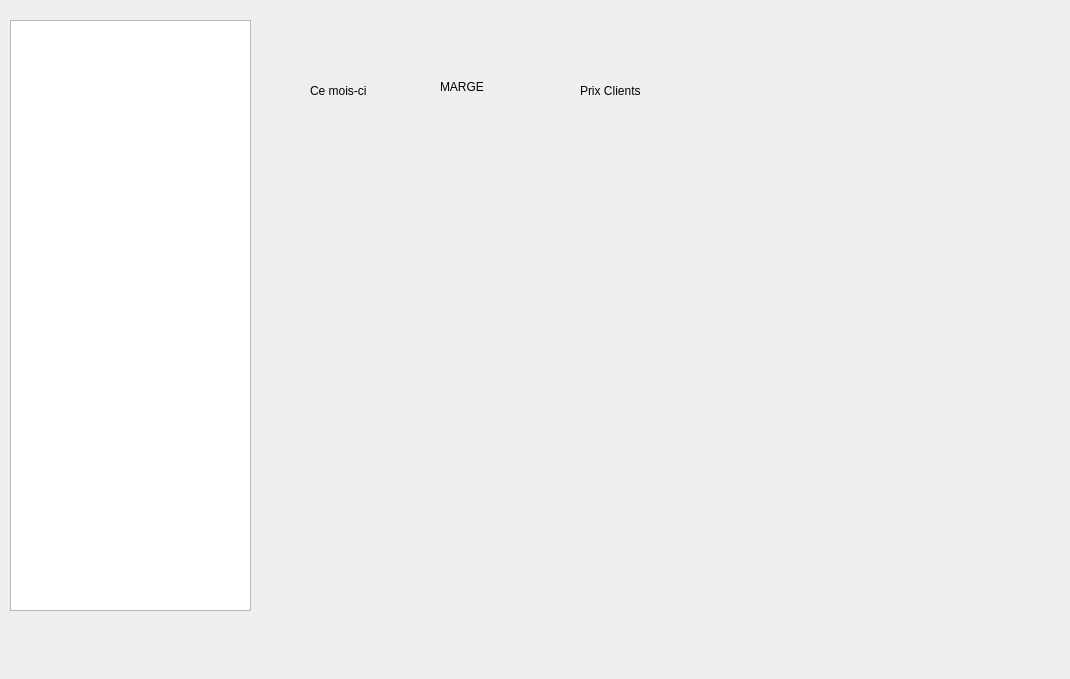
The window that marielr/ongletrecapitulatif.ui (toopoormaghell/marielr) describes before a commit, drawn with Qt 5.
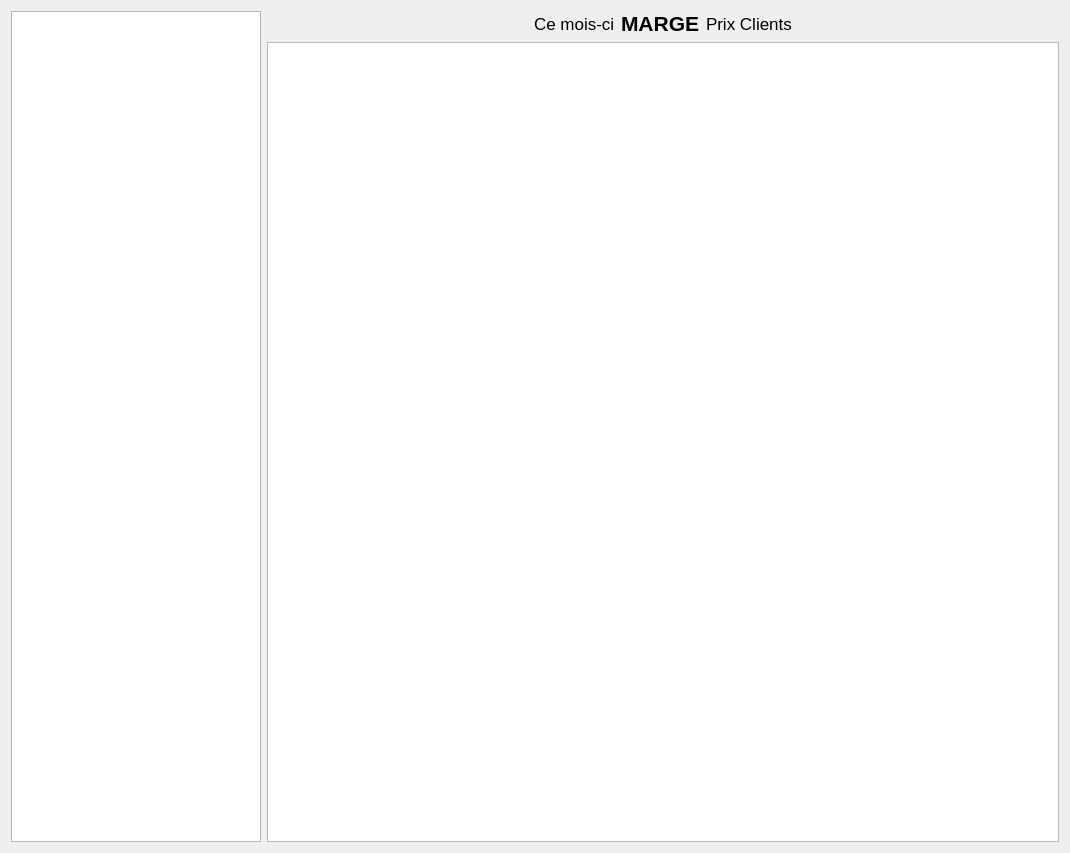
The same window after the commit.

Commit message: Pas mal de choses réglées: - les modifications de commandes ainsi que les suppressions de produits s'effectuent correctement. - changement du tableau de produit sur l'onglet BDC Clients en QTableWidget pour pouvoir ajouter les boutons supprimer. - La promo -10% s'applique en un clic. Elle s'enregistre bien, mais pour l'instant l'onglet récap n'en fait rien. - Pleins de petits bugs réglés dans l'ongletbdcclients. - Ajout du QSS en fonction. - Les onglets doivent intéragir entre eux maintenant.

Diff of the .ui file:
```diff
--- a/marielr/ongletrecapitulatif.ui
+++ b/marielr/ongletrecapitulatif.ui
@@ -13,14 +13,20 @@
   <property name="windowTitle">
    <string>Form</string>
   </property>
+  <layout class="QHBoxLayout" name="horizontalLayout_2">
+   <item>
   <widget class="QTreeWidget" name="ListeBDCLR">
-   <property name="geometry">
-    <rect>
-     <x>10</x>
-     <y>20</y>
-     <width>241</width>
-     <height>591</height>
-    </rect>
+     <property name="minimumSize">
+      <size>
+       <width>250</width>
+       <height>0</height>
+      </size>
+     </property>
+     <property name="maximumSize">
+      <size>
+       <width>250</width>
+       <height>16777215</height>
+      </size>
    </property>
    <property name="columnCount">
     <number>1</number>
@@ -34,45 +40,103 @@
     </property>
    </column>
   </widget>
+   </item>
+   <item>
+    <layout class="QVBoxLayout" name="verticalLayout">
+     <item>
+      <layout class="QHBoxLayout" name="horizontalLayout">
+       <item>
+        <spacer name="horizontalSpacer">
+         <property name="orientation">
+          <enum>Qt::Horizontal</enum>
+         </property>
+         <property name="sizeHint" stdset="0">
+          <size>
+           <width>40</width>
+           <height>20</height>
+          </size>
+         </property>
+        </spacer>
+       </item>
+       <item>
   <widget class="QLabel" name="label">
-   <property name="geometry">
-    <rect>
-     <x>310</x>
-     <y>70</y>
-     <width>81</width>
-     <height>41</height>
-    </rect>
+         <property name="font">
+          <font>
+           <pointsize>13</pointsize>
+          </font>
    </property>
    <property name="text">
     <string>Ce mois-ci</string>
    </property>
   </widget>
+       </item>
+       <item>
   <widget class="QLabel" name="Marge">
-   <property name="geometry">
-    <rect>
-     <x>440</x>
-     <y>80</y>
-     <width>47</width>
-     <height>13</height>
-    </rect>
+         <property name="font">
+          <font>
+           <pointsize>16</pointsize>
+           <weight>75</weight>
+           <bold>true</bold>
+          </font>
    </property>
    <property name="text">
     <string>MARGE</string>
    </property>
   </widget>
+       </item>
+       <item>
   <widget class="QLabel" name="PrixClients">
-   <property name="geometry">
-    <rect>
-     <x>580</x>
-     <y>80</y>
-     <width>101</width>
-     <height>21</height>
-    </rect>
+         <property name="font">
+          <font>
+           <pointsize>13</pointsize>
+          </font>
    </property>
    <property name="text">
     <string>Prix Clients</string>
    </property>
   </widget>
+       </item>
+       <item>
+        <spacer name="horizontalSpacer_2">
+         <property name="orientation">
+          <enum>Qt::Horizontal</enum>
+         </property>
+         <property name="sizeHint" stdset="0">
+          <size>
+           <width>40</width>
+           <height>20</height>
+          </size>
+         </property>
+        </spacer>
+       </item>
+      </layout>
+     </item>
+     <item>
+      <spacer name="verticalSpacer">
+       <property name="orientation">
+        <enum>Qt::Vertical</enum>
+       </property>
+       <property name="sizeHint" stdset="0">
+        <size>
+         <width>20</width>
+         <height>40</height>
+        </size>
+       </property>
+      </spacer>
+     </item>
+     <item>
+      <widget class="QTableView" name="TableauProduits">
+       <property name="minimumSize">
+        <size>
+         <width>0</width>
+         <height>800</height>
+        </size>
+       </property>
+      </widget>
+     </item>
+    </layout>
+   </item>
+  </layout>
  </widget>
  <resources/>
  <connections/>
```
Lines whose indentation alone changed are shown as unchanged. The commit also changes 18 other files.
